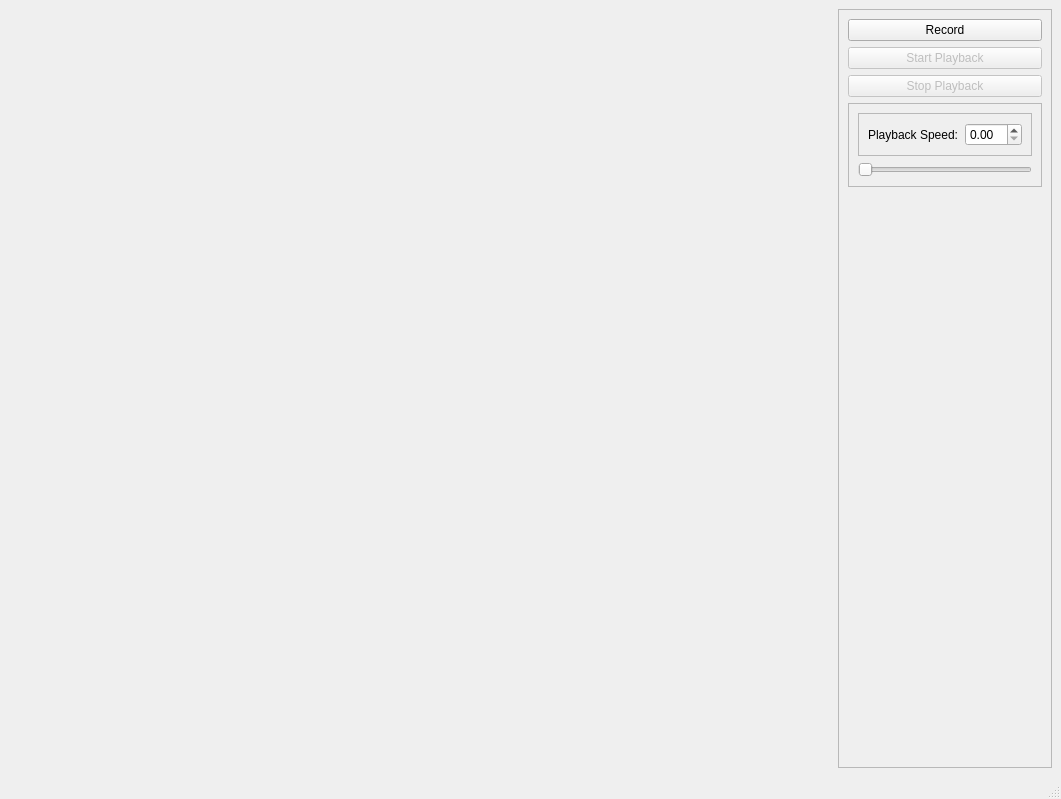
First picture: the form in src/event_camera_demo/main_ui/src/video_demo.ui, repository Harl-Towne/event-camera-vpr-demonstrator, before the edit.
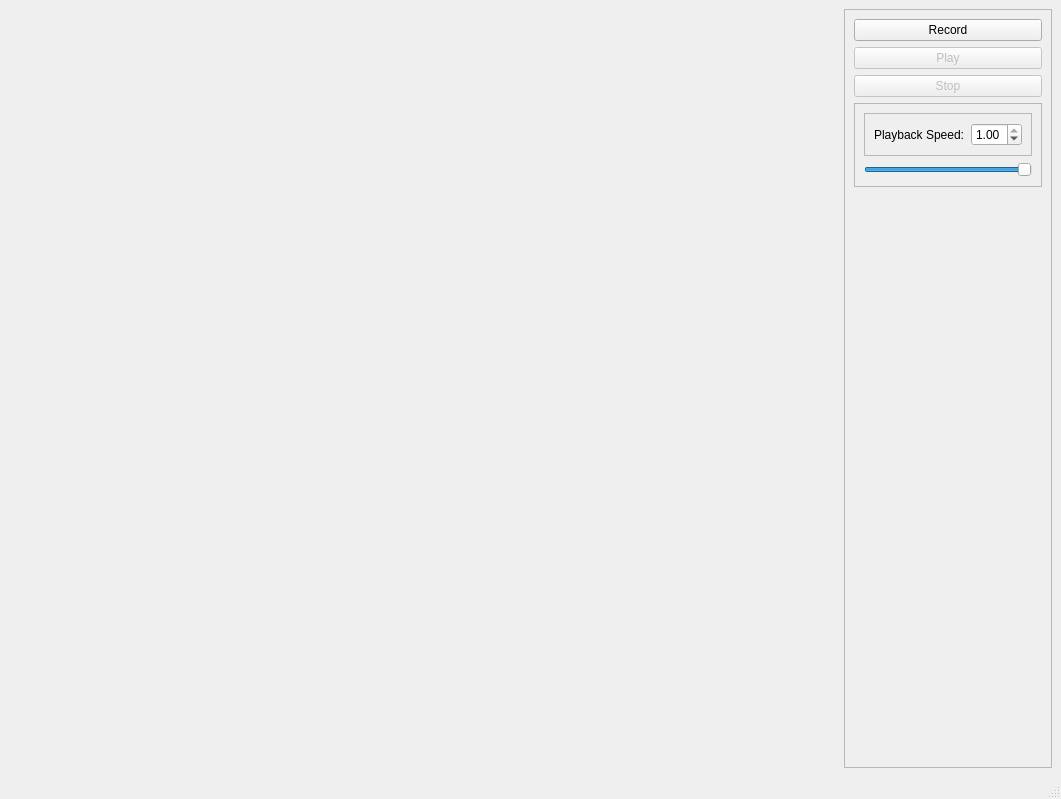
Second picture: the form after the edit.

Commit message: setup the main ui to display the event visual

```diff
--- a/src/event_camera_demo/main_ui/src/video_demo.ui
+++ b/src/event_camera_demo/main_ui/src/video_demo.ui
@@ -20,6 +20,9 @@
       <property name="text">
        <string/>
       </property>
+      <property name="alignment">
+       <set>Qt::AlignRight|Qt::AlignTop|Qt::AlignTrailing</set>
+      </property>
      </widget>
     </item>
     <item>
@@ -50,7 +53,7 @@
           <bool>false</bool>
          </property>
          <property name="text">
-          <string>Start Playback</string>
+          <string>Play</string>
          </property>
          <property name="checkable">
           <bool>false</bool>
@@ -66,7 +69,7 @@
           <bool>false</bool>
          </property>
          <property name="text">
-          <string>Stop Playback</string>
+          <string>Stop</string>
          </property>
         </widget>
        </item>
@@ -96,16 +99,44 @@
               </widget>
              </item>
              <item row="0" column="1">
-              <widget class="QDoubleSpinBox" name="playspeedBox"/>
+              <widget class="QDoubleSpinBox" name="playspeedBox">
+               <property name="minimum">
+                <double>0.050000000000000</double>
+               </property>
+               <property name="maximum">
+                <double>1.000000000000000</double>
+               </property>
+               <property name="singleStep">
+                <double>0.050000000000000</double>
+               </property>
+               <property name="value">
+                <double>1.000000000000000</double>
+               </property>
+              </widget>
              </item>
             </layout>
            </widget>
           </item>
           <item>
            <widget class="QSlider" name="playspeedBar">
+            <property name="minimum">
+             <number>5</number>
+            </property>
+            <property name="maximum">
+             <number>100</number>
+            </property>
+            <property name="value">
+             <number>100</number>
+            </property>
             <property name="orientation">
              <enum>Qt::Horizontal</enum>
             </property>
+            <property name="invertedAppearance">
+             <bool>false</bool>
+            </property>
+            <property name="tickPosition">
+             <enum>QSlider::NoTicks</enum>
+            </property>
            </widget>
           </item>
          </layout>
```
The commit also changes 6 other files.
